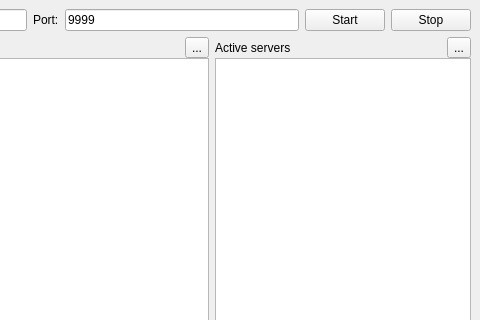
Above: coordinator/coordinatorwindow.ui from GustavoKatel/computerNetworksAssigment before the change; both pictures show x 271 to 751 and y 0 to 320 of the 751 by 484 pixel window. Below: the same form after it.
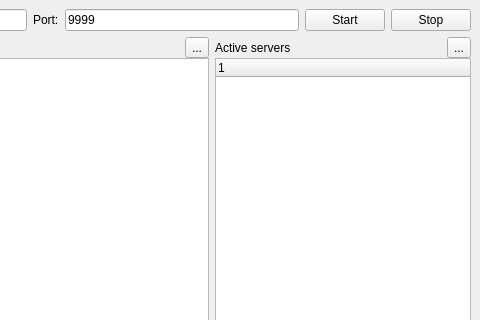
That is the form after the change. Icons and pictures are not drawn.

What changed in the file:
```diff
--- a/coordinator/coordinatorwindow.ui
+++ b/coordinator/coordinatorwindow.ui
@@ -129,13 +129,18 @@
          </layout>
         </item>
         <item>
-         <widget class="QListWidget" name="list_servers">
+         <widget class="QTreeWidget" name="tree_servers">
           <property name="sizePolicy">
            <sizepolicy hsizetype="Preferred" vsizetype="Expanding">
             <horstretch>0</horstretch>
             <verstretch>0</verstretch>
            </sizepolicy>
           </property>
+          <column>
+           <property name="text">
+            <string notr="true">1</string>
+           </property>
+          </column>
          </widget>
         </item>
        </layout>
```
